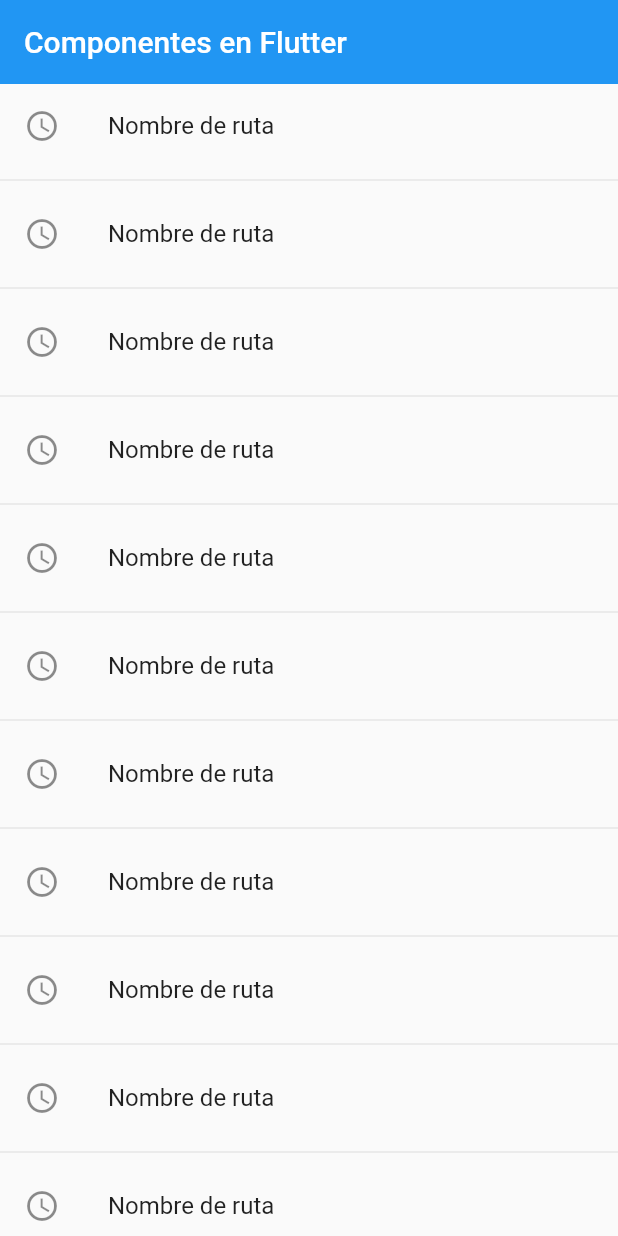
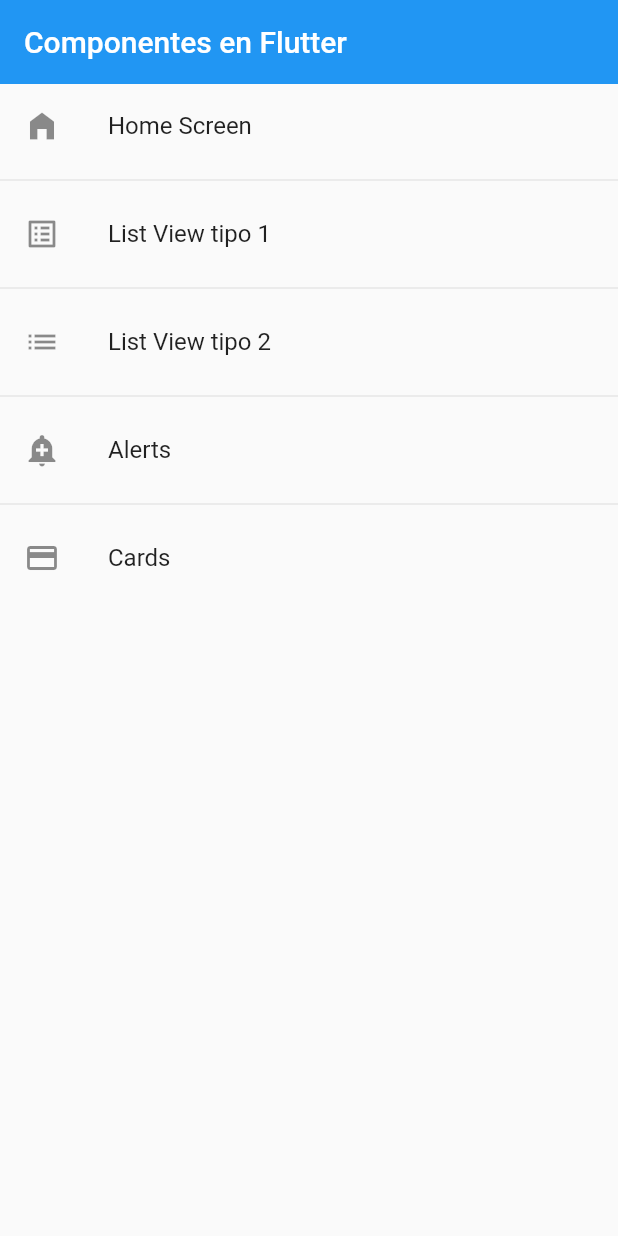
Before and after one commit to agustinruiz/flutter, a Flutter app: the screen it shows after launch, on a phone screen of 412 x 824 dp. Run offline on Flutter 3.47's test engine with Material 2 defaults, Android fonts, the phone set to English and light mode, and no system bars.

Commit message:
improving the routes code

```diff
--- a/fl_components/lib/main.dart
+++ b/fl_components/lib/main.dart
@@ -14,9 +14,8 @@ class MyApp extends StatelessWidget {
     return MaterialApp(
       debugShowCheckedModeBanner: false,
       title: 'Material App',
-      // home: const ListView2Screen(),
       initialRoute: AppRoutes.initialRoute,
-      routes: AppRoutes.routes,
+      routes: AppRoutes.getAppRoutes(),
       // Para trabajar con rutas creadas de manera dinamica (que no las tengo definidas):
       onGenerateRoute: AppRoutes.onGenerateRoute
     );
--- /dev/null
+++ b/fl_components/lib/models/menu_option.dart
@@ -0,0 +1,18 @@
+import 'package:flutter/material.dart' show IconData, Widget; // Para no importar todo. solo el IconData y los widget
+
+class MenuOption {
+
+  final String route;
+  final IconData icon;
+  final String name;
+  final Widget screen;
+
+  MenuOption({
+    required this.route,
+    required this.icon,
+    required this.name,
+    required this.screen
+  });
+
+
+}
--- /dev/null
+++ b/fl_components/lib/models/models.dart
@@ -0,0 +1 @@
+export 'package:fl_components/models/menu_option.dart';
--- a/fl_components/lib/router/app_routes.dart
+++ b/fl_components/lib/router/app_routes.dart
@@ -1,20 +1,40 @@
-
-
 import 'package:flutter/material.dart';
 
-import '../screens/screens.dart';
+import 'package:fl_components/models/models.dart';
+import 'package:fl_components/screens/screens.dart';
 
 class AppRoutes {
 
   static const initialRoute = 'home';
 
-  static Map<String, Widget Function(BuildContext)> routes = {
-    'home': ( BuildContext context ) => const HomeScreen(),
-    'listview1': ( BuildContext context ) => const ListView1Screen(),
-    'listview2': ( BuildContext context ) => const ListView2Screen(),
-    'alert': ( BuildContext context ) => const AlertScreen(),
-    'card': ( BuildContext context ) => const CardScreen(),
-  };
+  static final menuOptions = <MenuOption>[
+    MenuOption(route: 'home', name: 'Home Screen', screen: const HomeScreen(), icon: Icons.home_filled),
+    MenuOption(route: 'listview1', name: 'List View tipo 1', screen: const ListView1Screen(), icon: Icons.list_alt),
+    MenuOption(route: 'listview2', name: 'List View tipo 2', screen: const ListView2Screen(), icon: Icons.list),
+    MenuOption(route: 'alert', name: 'Alerts', screen: const AlertScreen(), icon: Icons.add_alert),
+    MenuOption(route: 'card', name: 'Cards', screen: const CardScreen(), icon: Icons.credit_card),
+
+  ];
+
+  static Map<String, Widget Function(BuildContext)> getAppRoutes(){
+    // Inicializo la lista que contendra las rutas
+    Map<String, Widget Function(BuildContext)> appRoutes = {};
+    // Cargo las rutas a la lista
+    for (final option in menuOptions) {
+      appRoutes.addAll({option.route: (BuildContext context) => option.screen});
+    }
+
+    return appRoutes;
+  }
+
+  // Esta es otra forma de poner las rutas
+  // static Map<String, Widget Function(BuildContext)> routes = {
+  //   'home'     : ( BuildContext context ) => const HomeScreen(),
+  //   'listview1': ( BuildContext context ) => const ListView1Screen(),
+  //   'listview2': ( BuildContext context ) => const ListView2Screen(),
+  //   'alert'    : ( BuildContext context ) => const AlertScreen(),
+  //   'card'     : ( BuildContext context ) => const CardScreen(),
+  // };
 
   static Route<dynamic> onGenerateRoute ( RouteSettings settings) { // En esta funcion vemos que queremos hacer en base a la ruta dinamica
         // En este caso devuelvo una ruta a la pagina de alertas
--- a/fl_components/lib/screens/home_screen.dart
+++ b/fl_components/lib/screens/home_screen.dart
@@ -1,3 +1,5 @@
+import 'package:fl_components/models/models.dart';
+import 'package:fl_components/router/app_routes.dart';
 import 'package:fl_components/screens/screens.dart';
 import 'package:flutter/material.dart';
 
@@ -7,15 +9,18 @@ class HomeScreen extends StatelessWidget {
 
   @override
   Widget build(BuildContext context) {
+
+    final menuOptions = AppRoutes.menuOptions;
+
     return Scaffold(
       appBar: AppBar(
         title: const Text('Componentes en Flutter'),
         elevation: 0,
       ),
       body: ListView.separated(
-        itemBuilder: (context, index) => ListTile(
-          leading: const Icon(Icons.access_time_outlined),
-          title: const Text('Nombre de ruta'),
+        itemBuilder: (context, i) => ListTile(
+          leading: Icon(menuOptions[i].icon),
+          title: Text(menuOptions[i].name),
           onTap: () {
             // Esta es una forma de llamar a otra pantalla
             // final route = MaterialPageRoute(
@@ -24,11 +29,11 @@ class HomeScreen extends StatelessWidget {
             // Navigator.push(context, route);
 
             // otra forma es usando pushNamed
-            Navigator.pushNamed(context, 'card2');
+            Navigator.pushNamed(context, menuOptions[i].route);
           },
         ),
         separatorBuilder: (_ , __) => const Divider(),
-        itemCount: 100)
+        itemCount: AppRoutes.menuOptions.length)
     );
   }
 }
```
